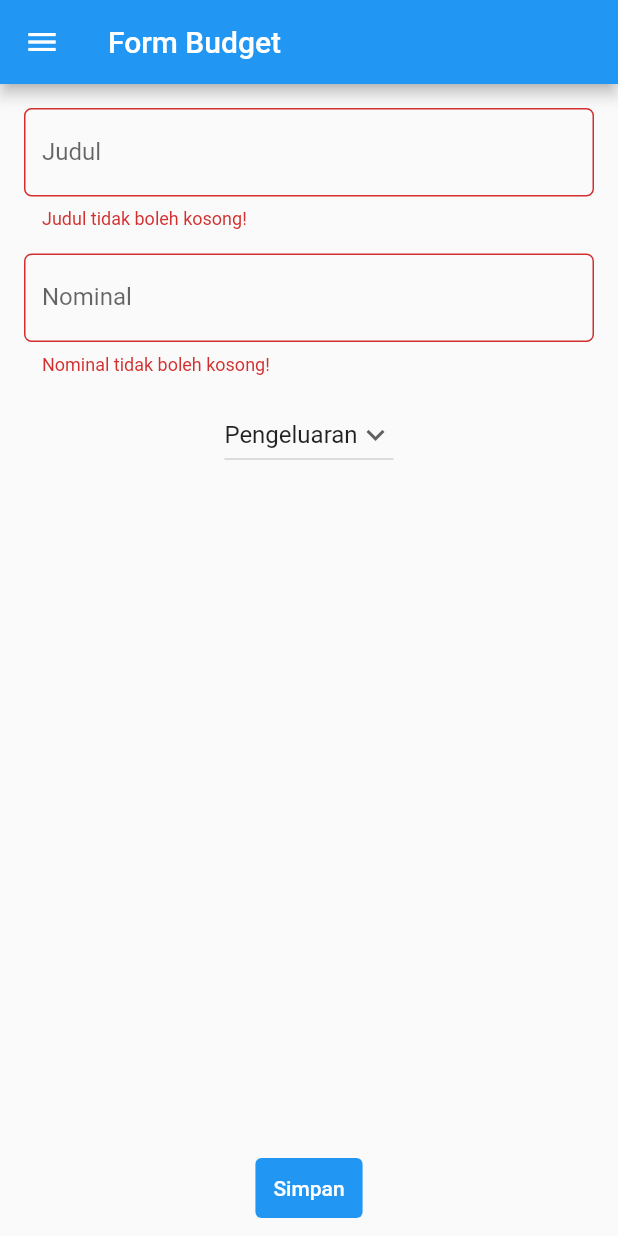
After one commit to bonaventuragal/pbp-flutter-lab, a Flutter app: the FormBudget screen opened directly, after a tap on "Simpan", on a phone screen of 412 x 824 dp. The commit adds this screen. Run offline on Flutter 3.47's test engine with Material 2 defaults, Android fonts, the phone set to English and light mode, and no system bars.

Commit message:
add assignment 7

```diff
--- /dev/null
+++ b/lib/budget.dart
@@ -0,0 +1,12 @@
+class Budget {
+  static List<Budget> listBudget = [];
+  String judul;
+  int nominal;
+  String jenis;
+
+  Budget({required this.judul, required this.nominal, required this.jenis});
+
+  static void add({required judul, required nominal, required jenis}) {
+    listBudget.add(Budget(judul: judul, nominal: nominal, jenis: jenis));
+  }
+}
--- /dev/null
+++ b/lib/form.dart
@@ -0,0 +1,230 @@
+import 'package:flutter/material.dart';
+import 'package:counter_7/main.dart';
+import 'package:counter_7/budget.dart';
+import 'package:counter_7/data_budget.dart';
+
+class FormBudget extends StatefulWidget {
+  const FormBudget({super.key});
+
+  @override
+  State<FormBudget> createState() => _FormBudgetState();
+}
+
+class _FormBudgetState extends State<FormBudget> {
+  final _formKey = GlobalKey<FormState>();
+  String _judul = "";
+  int _nominal = 0;
+  String _jenis = "Pengeluaran";
+
+  @override
+  Widget build(BuildContext context) {
+    return Scaffold(
+      appBar: AppBar(
+        title: const Text('Form Budget'),
+      ),
+      drawer: Drawer(
+        child: Column(
+          children: [
+            // Menambahkan clickable menu
+            ListTile(
+              title: const Text('Counter'),
+              onTap: () {
+                // Route menu ke halaman utama
+                Navigator.pushReplacement(
+                  context,
+                  MaterialPageRoute(builder: (context) => const MyHomePage()),
+                );
+              },
+            ),
+            ListTile(
+              title: const Text('Tambah Budget'),
+              onTap: () {
+                // Route menu ke halaman form
+                Navigator.pop(context);
+              },
+            ),
+            ListTile(
+              title: const Text('Data Budget'),
+              onTap: () {
+                // Route menu ke halaman data budget
+                Navigator.pushReplacement(
+                  context,
+                  MaterialPageRoute(builder: (context) => const DataBudget()),
+                );
+              },
+            ),
+          ],
+        ),
+      ),
+      body: Form(
+        key: _formKey,
+        child: Padding(
+          padding: const EdgeInsets.all(8.0),
+          child: Column(
+            mainAxisSize: MainAxisSize.max,
+            children: [
+              Padding(
+                // Input Judul
+                padding: const EdgeInsets.all(8.0),
+                child: TextFormField(
+                  decoration: InputDecoration(
+                    hintText: "Judul",
+                    labelText: "Judul",
+                    // Menambahkan circular border agar lebih rapi
+                    border: OutlineInputBorder(
+                      borderRadius: BorderRadius.circular(5.0),
+                    ),
+                  ),
+                  // Menambahkan behavior saat nama diketik
+                  onChanged: (String? value) {
+                    setState(() {
+                      _judul = value!;
+                    });
+                  },
+                  // Menambahkan behavior saat data disimpan
+                  onSaved: (String? value) {
+                    setState(() {
+                      _judul = value!;
+                    });
+                  },
+                  // Validator sebagai validasi form
+                  validator: (String? value) {
+                    if (value == null || value.isEmpty) {
+                      return 'Judul tidak boleh kosong!';
+                    }
+                    return null;
+                  },
+                ),
+              ),
+              Padding(
+                // Input Nominal
+                padding: const EdgeInsets.all(8.0),
+                child: TextFormField(
+                  decoration: InputDecoration(
+                    hintText: "Nominal",
+                    labelText: "Nominal",
+                    // Menambahkan circular border agar lebih rapi
+                    border: OutlineInputBorder(
+                      borderRadius: BorderRadius.circular(5.0),
+                    ),
+                  ),
+                  keyboardType: TextInputType.number,
+                  // Menambahkan behavior saat nominal diketik
+                  onChanged: (String? value) {
+                    setState(() {
+                      if (value == null || value.isEmpty) {
+                        _nominal = 0;
+                      } else {
+                        _nominal = int.parse(value);
+                      }
+                    });
+                  },
+                  // Menambahkan behavior saat data disimpan
+                  onSaved: (String? value) {
+                    setState(() {
+                      if (value == null || value.isEmpty) {
+                        _nominal = 0;
+                      } else {
+                        _nominal = int.parse(value);
+                      }
+                    });
+                  },
+                  // Validator sebagai validasi form
+                  validator: (String? value) {
+                    if (value == null || value.isEmpty) {
+                      return 'Nominal tidak boleh kosong!';
+                    }
+                    if (int.parse(value) == 0) {
+                      return 'Nominal tidak boleh nol!';
+                    }
+                    return null;
+                  },
+                ),
+              ),
+              Padding(
+                // Input Jenis
+                padding: const EdgeInsets.all(8.0),
+                child: DropdownButton(
+                  value: _jenis,
+                  icon: const Icon(Icons.keyboard_arrow_down),
+                  items: const <DropdownMenuItem<String>>[
+                    DropdownMenuItem<String>(
+                      value: 'Pengeluaran',
+                      child: Text('Pengeluaran'),
+                    ),
+                    DropdownMenuItem<String>(
+                      value: 'Pemasukan',
+                      child: Text('Pemasukan'),
+                    ),
+                  ],
+                  onChanged: (String? newValue) {
+                    setState(() {
+                      _jenis = newValue!;
+                    });
+                  },
+                ),
+              ),
+              Expanded(
+                child: Align(
+                  alignment: Alignment.bottomCenter,
+                  child: TextButton(
+                    onPressed: () {
+                      if (_formKey.currentState!.validate()) {
+                        Budget.add(
+                          judul: _judul,
+                          nominal: _nominal,
+                          jenis: _jenis,
+                        );
+                        showDialog(
+                          context: context,
+                          builder: (context) {
+                            return Dialog(
+                              shape: RoundedRectangleBorder(
+                                borderRadius: BorderRadius.circular(10),
+                              ),
+                              elevation: 15,
+                              child: ListView(
+                                padding: const EdgeInsets.symmetric(
+                                  horizontal: 20.0,
+                                  vertical: 16.0,
+                                ),
+                                shrinkWrap: true,
+                                children: [
+                                  Center(
+                                    child: Text(
+                                      "Berhasil menambahkan $_jenis $_judul sebesar ${_nominal.toString()}",
+                                      textAlign: TextAlign.center,
+                                    ),
+                                  ),
+                                  TextButton(
+                                    onPressed: () {
+                                      Navigator.pop(context);
+                                    },
+                                    child: const Text('Kembali'),
+                                  )
+                                ],
+                              ),
+                            );
+                          },
+                        );
+                      }
+                    },
+                    style: ButtonStyle(
+                      padding:
+                          MaterialStateProperty.all(const EdgeInsets.all(12.0)),
+                      backgroundColor: MaterialStateProperty.all(Colors.blue),
+                    ),
+                    child: const Text(
+                      "Simpan",
+                      style: TextStyle(color: Colors.white),
+                    ),
+                  ),
+                ),
+              ),
+            ],
+          ),
+        ),
+      ),
+    );
+  }
+}
```
Also changed, not shown: lib/data_budget.dart (added, +94 -0 lines), lib/main.dart (+39 -50 lines).
